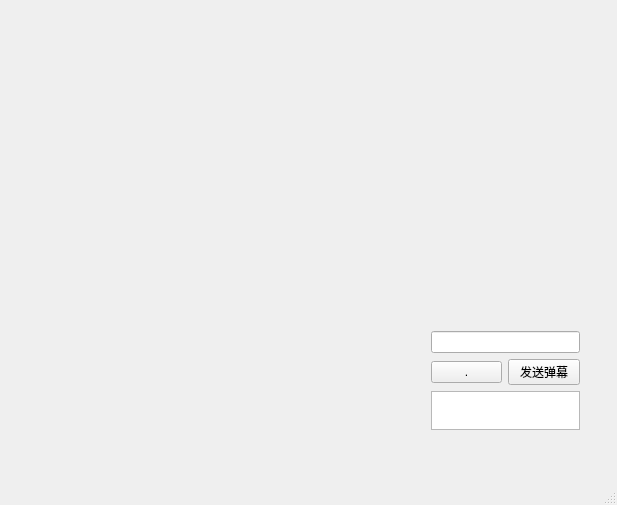
First picture: the form in mainwindow.ui, repository translee/chengyuGame, before the edit.
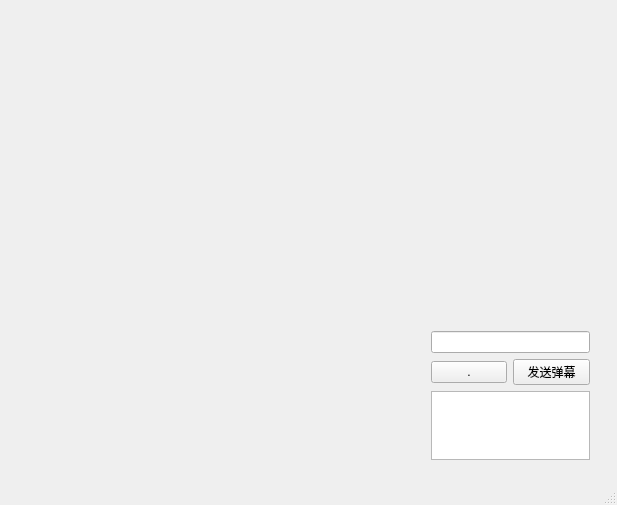
Second picture: the form after the edit.

Patch:
```diff
--- a/mainwindow.ui
+++ b/mainwindow.ui
@@ -41,8 +41,8 @@
      <rect>
       <x>420</x>
       <y>320</y>
-      <width>171</width>
-      <height>121</height>
+      <width>181</width>
+      <height>151</height>
      </rect>
     </property>
     <layout class="QGridLayout" name="gridLayout">
```
